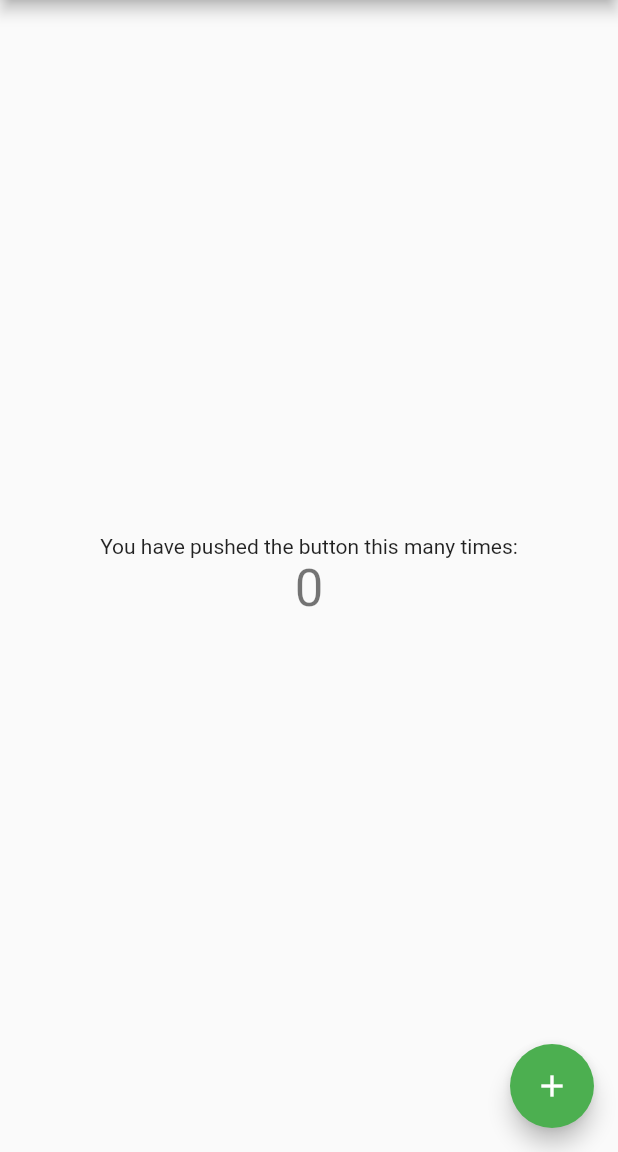
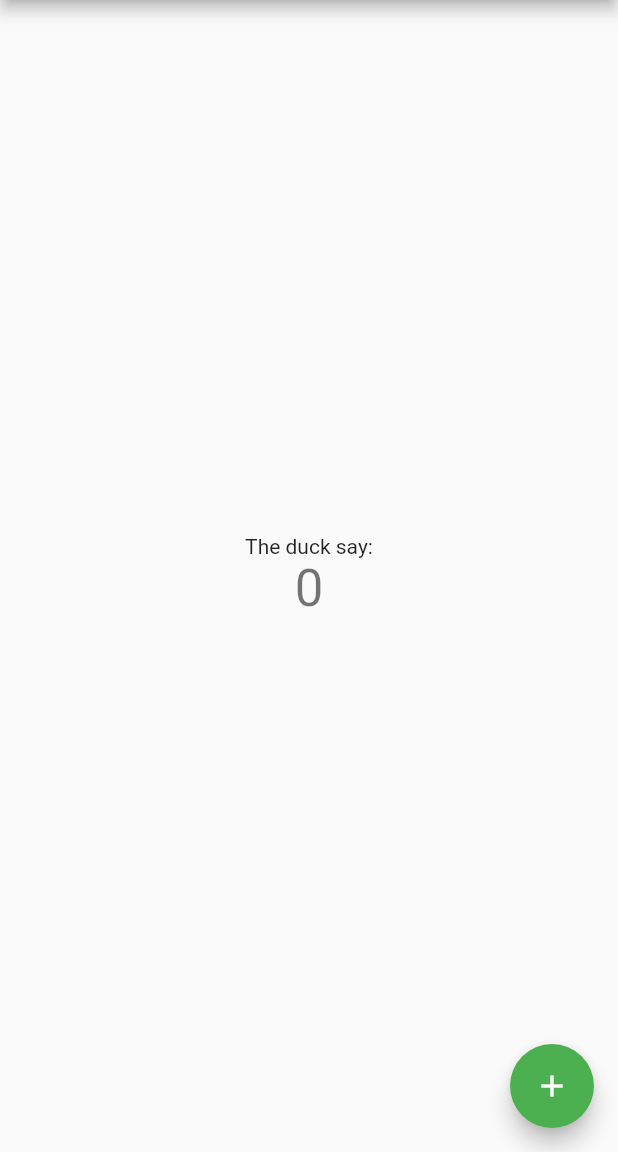
Before and after one commit to AdamProbert/MadeTech-FarmerCornBoatCalculator, a Flutter app: the screen it shows after launch, on a phone screen of 412 x 824 dp, the part 84-1236 px from its top. Run offline on Flutter 3.47's test engine with Material 2 defaults, Android fonts, the phone set to English and light mode, and no system bars.

Commit message:
Small change

```diff
--- a/lib/main.dart
+++ b/lib/main.dart
@@ -98,7 +98,7 @@ class _MyHomePageState extends State<MyHomePage> {
           mainAxisAlignment: MainAxisAlignment.center,
           children: <Widget>[
             Text(
-              'You have pushed the button this many times:',
+              'The duck say:',
             ),
             Text(
               '$_counter',
```
